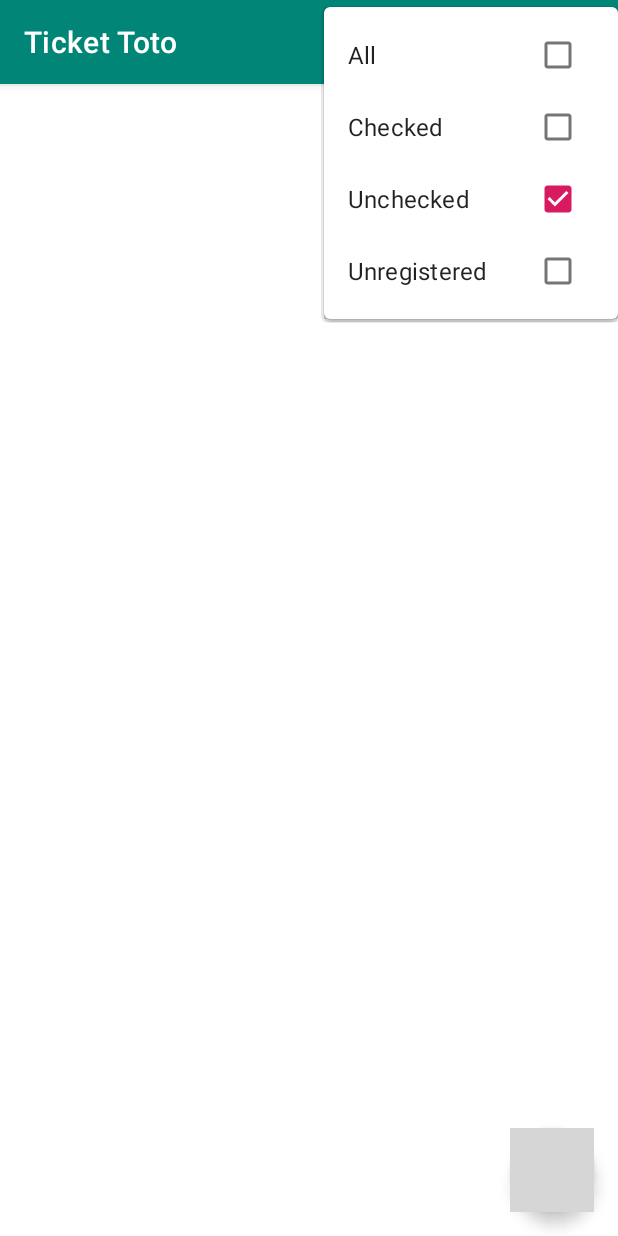
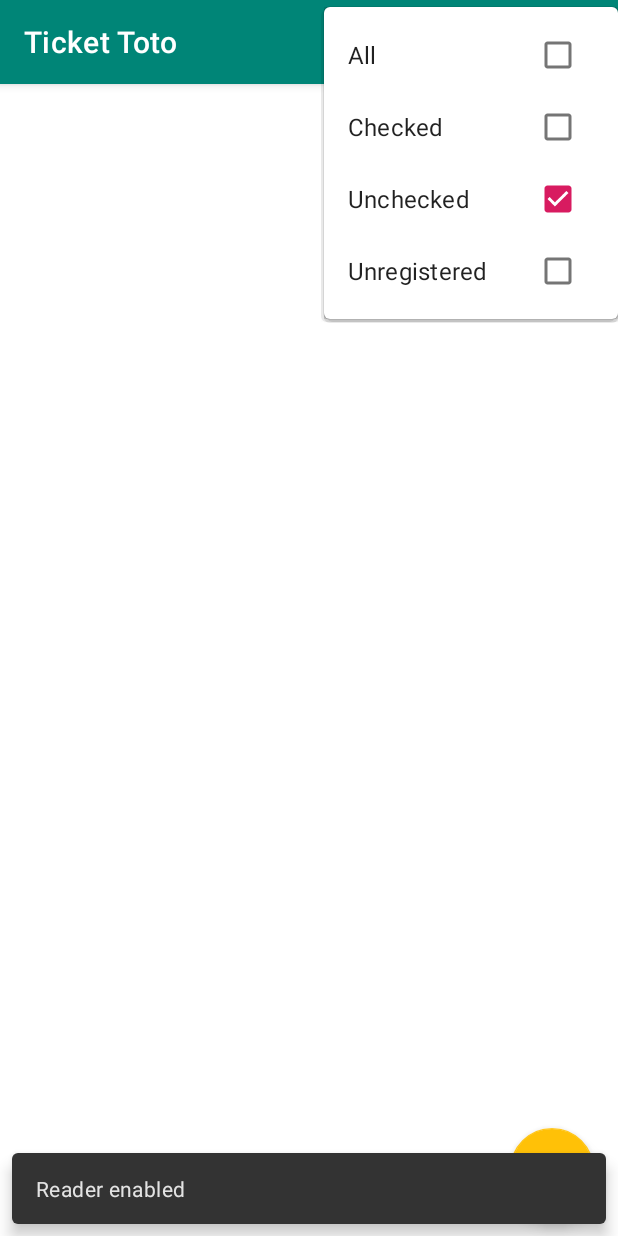
Before and after one commit to cesaralej/AplicacionExcursiones, an Android app: the HomeFragment screen opened directly, with no data from a screen before it, after a tap on "Filter data", on a phone screen of 412 x 824 dp. Run offline under Robolectric (Android 15) with nearby library versions, the phone set to English and light mode, and no system bars; our stand-ins replace Firebase (no records; nobody signed in at launch, a user with empty details on screens opened directly); 1 other tap on this screen came first; grey boxes are pictures that could not be loaded.

Commit message:
fix: parse tag id to string

```diff
--- a/ticketToto/app/src/main/java/com/example/tickettoto/MainActivity.kt
+++ b/ticketToto/app/src/main/java/com/example/tickettoto/MainActivity.kt
@@ -67,7 +67,8 @@
             val usersCollection = Firestore.usersCollection()
 
             if (userId == null) {
-                usersCollection.whereEqualTo("tag", tag.id).get()
+                tag.id.toString()
+                usersCollection.whereEqualTo("tag", tag.id.toString()).get()
                         .addOnSuccessListener { result ->
                             if (result.documents.isNotEmpty()) {
                                 val user = result.documents[0]
@@ -81,7 +82,7 @@
                             Utils.showSnackbar(parentLayout, getString(R.string.fragment_home_menu_snackbar_tag_not_found))
                         }
             } else {
-                usersCollection.document(userId!!).update("tag", tag.id)
+                usersCollection.document(userId!!).update("tag", tag.id.toString())
                 Utils.showSnackbar(parentLayout, getString(R.string.fragment_home_menu_snackbar_tag_updated))
                 userId = null
             }
--- a/ticketToto/app/src/main/java/com/example/tickettoto/fragments/HomeFragment.kt
+++ b/ticketToto/app/src/main/java/com/example/tickettoto/fragments/HomeFragment.kt
@@ -131,7 +131,7 @@
 //        })
 
         homeNFCButton.setOnClickListener {
-            Utils.tagReader(activity!!, homeNFCButton)
+            Utils.tagReader(activity!!, view, homeNFCButton)
         }
 
 //        Reset data confirmation dialog
--- a/ticketToto/app/src/main/java/com/example/tickettoto/fragments/UserDetailsFragment.kt
+++ b/ticketToto/app/src/main/java/com/example/tickettoto/fragments/UserDetailsFragment.kt
@@ -99,7 +99,7 @@
         }
 
         userDetailsReaderButton.setOnClickListener {
-            Utils.tagReader(activity!!, userDetailsReaderButton, user.id)
+            Utils.tagReader(activity!!, view, userDetailsReaderButton, user.id)
         }
 
     }
--- a/ticketToto/app/src/main/java/com/example/tickettoto/helpers/Utils.kt
+++ b/ticketToto/app/src/main/java/com/example/tickettoto/helpers/Utils.kt
@@ -51,12 +51,14 @@
                 .priority(Priority.HIGH)
     }
 
-    fun tagReader(activity: Activity, button: FloatingActionButton, userId: String = "") {
+    fun tagReader(activity: Activity, view: View, button: FloatingActionButton, userId: String = "") {
         val mainActivity = activity as MainActivity
         if (mainActivity.reading) {
             mainActivity.stopReading()
+            showSnackbar(view, activity.getString(R.string.fragment_home_menu_snackbar_reader_disabled))
         } else {
             mainActivity.startReading(userId)
+            showSnackbar(view, activity.getString(R.string.fragment_home_menu_snackbar_reader_enabled))
         }
         setNFCFabColor(activity, button, mainActivity.reading)
     }
--- a/ticketToto/app/src/main/res/layout/fragment_home.xml
+++ b/ticketToto/app/src/main/res/layout/fragment_home.xml
@@ -23,7 +23,7 @@
         android:layout_gravity="bottom|end"
         android:layout_marginEnd="16dp"
         android:layout_marginBottom="16dp"
-        android:src="@drawable/ic_nfc_white_24dp"
+        android:src="@drawable/ic_center_focus_strong_white_24dp"
         app:layout_constraintBottom_toBottomOf="parent"
         app:layout_constraintEnd_toEndOf="parent" />
 
--- a/ticketToto/app/src/main/res/values/strings.xml
+++ b/ticketToto/app/src/main/res/values/strings.xml
@@ -13,7 +13,7 @@
     <string name="fragment_login_username_error">Empty email</string>
     <string name="fragment_login_password_error">Empty password</string>
 
-    <string name="fragment_login_snackbar_error_auth_failed">Authentication failed.</string>
+    <string name="fragment_login_snackbar_error_auth_failed">Authentication failed</string>
 
 
     <!-- Home Fragment -->
@@ -31,12 +31,15 @@
     <string name="fragment_home_menu_reset_data_dialog_no">No</string>
     <string name="fragment_home_menu_reset_data_dialog_cancel">Cancel</string>
 
-    <string name="fragment_home_menu_snackbar_error_getting_users">Error getting users data, try again.</string>
-    <string name="fragment_home_menu_snackbar_reset_data_successfully">Users data reset successfully.</string>
-    <string name="fragment_home_menu_snackbar_error_reset_data">Users data reset failed, try again.</string>
-    <string name="fragment_home_menu_snackbar_status_updated">%1$s %2$s status updated.</string>
-    <string name="fragment_home_menu_snackbar_tag_updated">User tag updated.</string>
-    <string name="fragment_home_menu_snackbar_tag_not_found">User not found.</string>
+    <string name="fragment_home_menu_snackbar_error_getting_users">Error getting users data, try again</string>
+    <string name="fragment_home_menu_snackbar_reset_data_successfully">Users data reset successfully</string>
+    <string name="fragment_home_menu_snackbar_error_reset_data">Users data reset failed, try again</string>
+    <string name="fragment_home_menu_snackbar_status_updated">%1$s %2$s status updated</string>
+    <string name="fragment_home_menu_snackbar_tag_updated">User tag updated</string>
+    <string name="fragment_home_menu_snackbar_tag_not_found">User not found</string>
+
+    <string name="fragment_home_menu_snackbar_reader_enabled">Reader enabled</string>
+    <string name="fragment_home_menu_snackbar_reader_disabled">Reader disabled</string>
 
 
     <!-- User card recycler view -->
```
Also changed, not shown: 1 other file.
